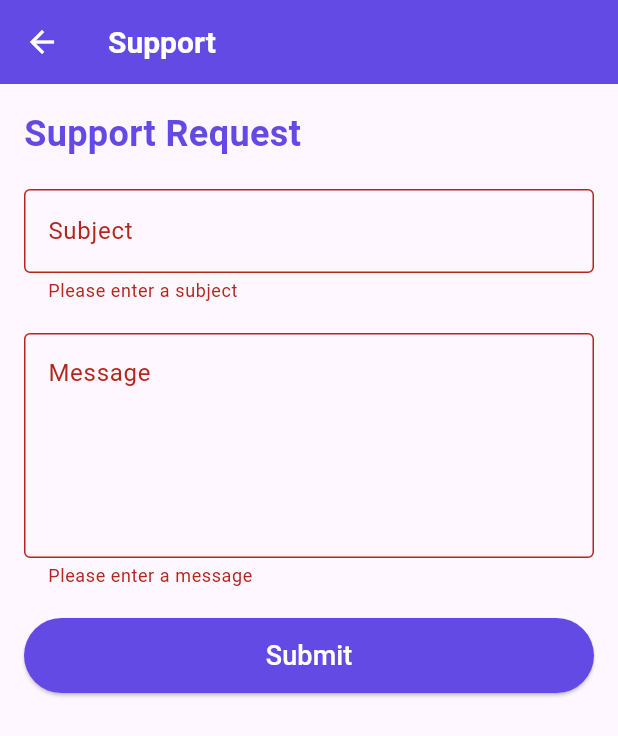
After one commit to Yassa-hue/graduation-project-flutter, a Flutter app: the SupportPage screen opened directly, after a tap on "Submit", on a phone screen of 412 x 824 dp. The commit adds this screen. Shown: the top 736 px of the screen. Run offline on Flutter 3.47's test engine with Material 3 defaults, Android fonts, the phone set to English and light mode, and no system bars; our stand-ins replace cloud_firestore, firebase_core, firebase_messaging, firebase_storage, image_picker, shared_preferences; accounts and stored records are empty.

Commit message:
request support

```diff
--- a/lib/pages/settings_page.dart
+++ b/lib/pages/settings_page.dart
@@ -7,6 +7,7 @@ import 'package:graduationproject/pages/language_setting_overlay.dart';
 import 'package:graduationproject/pages/login_page.dart';
 import 'package:graduationproject/pages/notification_page.dart';
 import 'package:graduationproject/pages/privacy_policy_page.dart';
+import 'package:graduationproject/pages/support_page.dart';
 import 'package:graduationproject/pages/user_form_page.dart';
 import 'package:graduationproject/utils/AuthProvider.dart';
 import 'package:graduationproject/utils/color_palette.dart';
@@ -120,6 +121,12 @@ class _SettingPageState extends State<SettingPage> {
                       colr: PRIMARY_COLOR,
                       text: "Support",
                       next: Icons.navigate_next_sharp,
+                      onClick: () {
+                        Navigator.of(context).push(
+                          MaterialPageRoute(
+                              builder: (context) => SupportPage()),
+                        );
+                      },
                     ),
                     const Divider(
                       endIndent: 15,
--- /dev/null
+++ b/lib/pages/support_page.dart
@@ -0,0 +1,174 @@
+import 'package:cloud_firestore/cloud_firestore.dart';
+import 'package:flutter/material.dart';
+import 'package:graduationproject/utils/color_palette.dart';
+import 'package:graduationproject/utils/AuthProvider.dart';
+import 'package:graduationproject/models/notification_model.dart';
+import 'package:graduationproject/services/notification_service.dart';
+
+class SupportPage extends StatefulWidget {
+  const SupportPage({Key? key}) : super(key: key);
+
+  @override
+  _SupportPageState createState() => _SupportPageState();
+}
+
+class _SupportPageState extends State<SupportPage> {
+  final _formKey = GlobalKey<FormState>();
+  final _subjectController = TextEditingController();
+  final _messageController = TextEditingController();
+  bool _isLoading = false;
+
+  Future<void> sendSupportRequestToFirestore(
+      String subject, String message, String userId) async {
+    CollectionReference supportRequests =
+        FirebaseFirestore.instance.collection('support_requests');
+
+    DocumentReference docRef = await supportRequests.add({
+      'subject': subject,
+      'message': message,
+      'userId': userId,
+      'createdAt': Timestamp.now(),
+    });
+
+    await docRef.update({'id': docRef.id});
+  }
+
+  Future<void> _submitSupportRequest() async {
+    if (_formKey.currentState?.validate() ?? false) {
+      setState(() {
+        _isLoading = true;
+      });
+
+      try {
+        final auth = AuthProvider.of(context)!;
+        final currentUser = auth.currentUser!;
+        final notificationService = NotificationService();
+
+        final notification = NotificationModel(
+          title: 'Support Request',
+          body:
+              'Subject: ${_subjectController.text}\nMessage: ${_messageController.text}',
+          userId: currentUser.id,
+        );
+
+        await notificationService.createNotification(notification);
+
+        // Send the support request to Firestore
+        await sendSupportRequestToFirestore(
+            _subjectController.text, _messageController.text, currentUser.id);
+
+        ScaffoldMessenger.of(context).showSnackBar(
+          SnackBar(
+              content: Text(
+                  'Your request has been submitted successfully. Please check your email for a response.')),
+        );
+
+        _subjectController.clear();
+        _messageController.clear();
+
+        Navigator.of(context).pop();
+      } catch (e) {
+        ScaffoldMessenger.of(context).showSnackBar(
+          SnackBar(
+              content:
+                  Text('Failed to submit request. Please try again later.')),
+        );
+      } finally {
+        setState(() {
+          _isLoading = false;
+        });
+      }
+    }
+  }
+
+  @override
+  Widget build(BuildContext context) {
+    return Scaffold(
+      appBar: AppBar(
+        title: Text('Support'),
+        backgroundColor: PRIMARY_COLOR,
+        iconTheme: IconThemeData(color: Colors.white),
+        titleTextStyle: TextStyle(
+          color: Colors.white,
+          fontSize: 20,
+          fontWeight: FontWeight.bold,
+        ),
+      ),
+      body: Padding(
+        padding: const EdgeInsets.all(16.0),
+        child: Form(
+          key: _formKey,
+          child: Column(
+            crossAxisAlignment: CrossAxisAlignment.start,
+            children: [
+              Text(
+                'Support Request',
+                style: TextStyle(
+                  fontSize: 24,
+                  fontWeight: FontWeight.bold,
+                  color: PRIMARY_COLOR,
+                ),
+              ),
+              SizedBox(height: 20),
+              TextFormField(
+                controller: _subjectController,
+                decoration: InputDecoration(
+                  labelText: 'Subject',
+                  border: OutlineInputBorder(),
+                ),
+                validator: (value) {
+                  if (value == null || value.isEmpty) {
+                    return 'Please enter a subject';
+                  }
+                  return null;
+                },
+              ),
+              SizedBox(height: 20),
+              TextFormField(
+                controller: _messageController,
+                decoration: InputDecoration(
+                  labelText: 'Message',
+                  alignLabelWithHint: true, // Aligns the label with the hint
+                  border: OutlineInputBorder(),
+                  contentPadding: EdgeInsets.fromLTRB(
+                      12, 30, 12, 0), // Adjust padding as needed
+                ),
+                maxLines: 5,
+                validator: (value) {
+                  if (value == null || value.isEmpty) {
+                    return 'Please enter a message';
+                  }
+                  return null;
+                },
+              ),
+              SizedBox(height: 20),
+              _isLoading
+                  ? Center(child: CircularProgressIndicator())
+                  : SizedBox(
+                      height: 50,
+                      width: double.infinity,
+                      child: ElevatedButton(
+                        onPressed: _submitSupportRequest,
+                        child: Text(
+                          'Submit',
+                          style: TextStyle(color: Colors.white, fontSize: 18),
+                        ),
+                        style: ElevatedButton.styleFrom(
+                          backgroundColor: PRIMARY_COLOR,
+                        ),
+                      ),
+                    ),
+            ],
+          ),
+        ),
+      ),
+    );
+  }
+
+  @override
+  void dispose() {
+    _subjectController.dispose();
+    _messageController.dispose();
+    super.dispose();
+  }
+}
```
